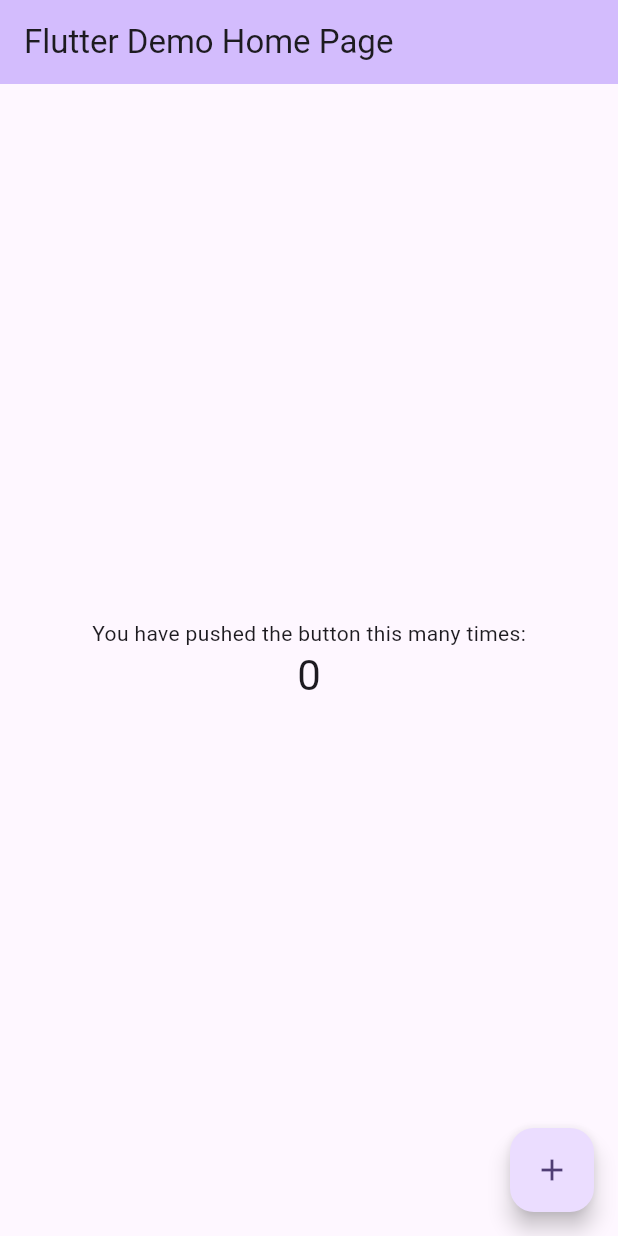
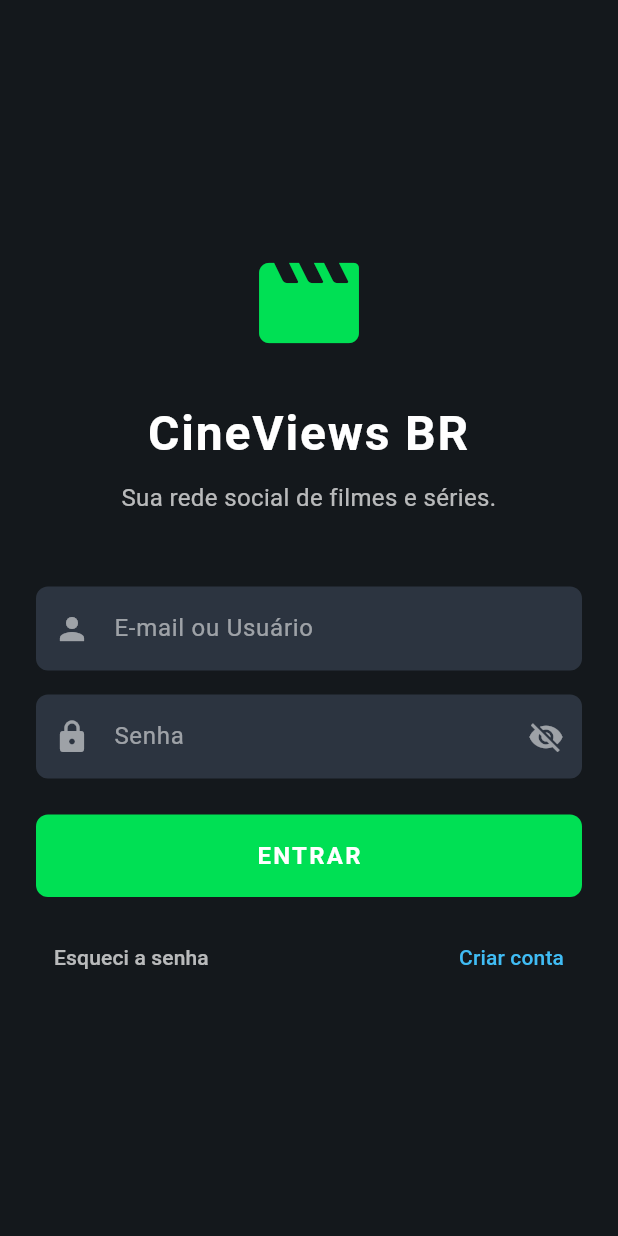
Before and after one commit to SergioConstructor/flutter_cineveiws_br, a Flutter app: the screen it shows after launch, on a phone screen of 412 x 824 dp. Run offline on Flutter 3.47's test engine with Material 3 defaults, Android fonts, the phone set to English and light mode, and no system bars.

Commit message:
Tela de Login Criada e testanto Widgets

```diff
--- a/lib/main.dart
+++ b/lib/main.dart
@@ -1,4 +1,5 @@
 import 'package:flutter/material.dart';
+import 'screens/tela_login.dart';
 
 void main() {
   runApp(const MyApp());
@@ -7,116 +8,19 @@ void main() {
 class MyApp extends StatelessWidget {
   const MyApp({super.key});
 
-  // This widget is the root of your application.
   @override
   Widget build(BuildContext context) {
     return MaterialApp(
-      title: 'Flutter Demo',
+      title: 'CineViews BR',
+      debugShowCheckedModeBanner: false,
       theme: ThemeData(
-        // This is the theme of your application.
-        //
-        // TRY THIS: Try running your application with "flutter run". You'll see
-        // the application has a purple toolbar. Then, without quitting the app,
-        // try changing the seedColor in the colorScheme below to Colors.green
-        // and then invoke "hot reload" (save your changes or press the "hot
-        // reload" button in a Flutter-supported IDE, or press "r" if you used
-        // the command line to start the app).
-        //
-        // Notice that the counter didn't reset back to zero; the application
-        // state is not lost during the reload. To reset the state, use hot
-        // restart instead.
-        //
-        // This works for code too, not just values: Most code changes can be
-        // tested with just a hot reload.
-        colorScheme: .fromSeed(seedColor: Colors.deepPurple),
+        colorScheme: ColorScheme.fromSeed(
+          seedColor: const Color(0xFF00E054),
+          brightness: Brightness.dark,
+        ),
+        useMaterial3: true,
       ),
-      home: const MyHomePage(title: 'Flutter Demo Home Page'),
+      home: const LoginScreen(),
     );
   }
 }
-
-class MyHomePage extends StatefulWidget {
-  const MyHomePage({super.key, required this.title});
-
-  // This widget is the home page of your application. It is stateful, meaning
-  // that it has a State object (defined below) that contains fields that affect
-  // how it looks.
-
-  // This class is the configuration for the state. It holds the values (in this
-  // case the title) provided by the parent (in this case the App widget) and
-  // used by the build method of the State. Fields in a Widget subclass are
-  // always marked "final".
-
-  final String title;
-
-  @override
-  State<MyHomePage> createState() => _MyHomePageState();
-}
-
-class _MyHomePageState extends State<MyHomePage> {
-  int _counter = 0;
-
-  void _incrementCounter() {
-    setState(() {
-      // This call to setState tells the Flutter framework that something has
-      // changed in this State, which causes it to rerun the build method below
-      // so that the display can reflect the updated values. If we changed
-      // _counter without calling setState(), then the build method would not be
-      // called again, and so nothing would appear to happen.
-      _counter++;
-    });
-  }
-
-  @override
-  Widget build(BuildContext context) {
-    // This method is rerun every time setState is called, for instance as done
-    // by the _incrementCounter method above.
-    //
-    // The Flutter framework has been optimized to make rerunning build methods
-    // fast, so that you can just rebuild anything that needs updating rather
-    // than having to individually change instances of widgets.
-    return Scaffold(
-      appBar: AppBar(
-        // TRY THIS: Try changing the color here to a specific color (to
-        // Colors.amber, perhaps?) and trigger a hot reload to see the AppBar
-        // change color while the other colors stay the same.
-        backgroundColor: Theme.of(context).colorScheme.inversePrimary,
-        // Here we take the value from the MyHomePage object that was created by
-        // the App.build method, and use it to set our appbar title.
-        title: Text(widget.title),
-      ),
-      body: Center(
-        // Center is a layout widget. It takes a single child and positions it
-        // in the middle of the parent.
-        child: Column(
-          // Column is also a layout widget. It takes a list of children and
-          // arranges them vertically. By default, it sizes itself to fit its
-          // children horizontally, and tries to be as tall as its parent.
-          //
-          // Column has various properties to control how it sizes itself and
-          // how it positions its children. Here we use mainAxisAlignment to
-          // center the children vertically; the main axis here is the vertical
-          // axis because Columns are vertical (the cross axis would be
-          // horizontal).
-          //
-          // TRY THIS: Invoke "debug painting" (choose the "Toggle Debug Paint"
-          // action in the IDE, or press "p" in the console), to see the
-          // wireframe for each widget.
-          mainAxisAlignment: .center,
-          children: [
-            const Text('You have pushed the button this many times:'),
-            Text(
-              '$_counter',
-              style: Theme.of(context).textTheme.headlineMedium,
-            ),
-          ],
-        ),
-      ),
-      floatingActionButton: FloatingActionButton(
-        onPressed: _incrementCounter,
-        tooltip: 'Increment',
-        child: const Icon(Icons.add),
-      ),
-    );
-  }
-}
--- /dev/null
+++ b/lib/screens/tela_login.dart
@@ -0,0 +1,166 @@
+import 'package:flutter/material.dart';
+
+class LoginScreen extends StatefulWidget {
+  const LoginScreen({super.key});
+
+  @override
+  State<LoginScreen> createState() => _LoginScreenState();
+}
+
+class _LoginScreenState extends State<LoginScreen> {
+  final _emailController = TextEditingController();
+  final _passwordController = TextEditingController();
+  bool _isPasswordVisible = false;
+
+  @override
+  void dispose() {
+    _emailController.dispose();
+    _passwordController.dispose();
+    super.dispose();
+  }
+
+  @override
+  Widget build(BuildContext context) {
+    return Scaffold(
+      backgroundColor: const Color(0xFF14181C), // Letterboxd-like dark background
+      body: SafeArea(
+        child: Center(
+          child: SingleChildScrollView(
+            padding: const EdgeInsets.all(24.0),
+            child: Column(
+              mainAxisAlignment: MainAxisAlignment.center,
+              crossAxisAlignment: CrossAxisAlignment.stretch,
+              children: [
+                // Logo or Icon
+                const Icon(
+                  Icons.movie_creation_rounded,
+                  size: 80,
+                  color: Color(0xFF00E054), // Letterboxd-like green accent
+                ),
+                const SizedBox(height: 24),
+                const Text(
+                  'CineViews BR',
+                  textAlign: TextAlign.center,
+                  style: TextStyle(
+                    fontSize: 32,
+                    fontWeight: FontWeight.bold,
+                    color: Colors.white,
+                    letterSpacing: 1.2,
+                  ),
+                ),
+                const SizedBox(height: 8),
+                const Text(
+                  'Sua rede social de filmes e séries.',
+                  textAlign: TextAlign.center,
+                  style: TextStyle(
+                    fontSize: 16,
+                    color: Colors.white70,
+                  ),
+                ),
+                const SizedBox(height: 48),
+
+                // Email Input
+                TextField(
+                  controller: _emailController,
+                  style: const TextStyle(color: Colors.white),
+                  keyboardType: TextInputType.emailAddress,
+                  decoration: InputDecoration(
+                    labelText: 'E-mail ou Usuário',
+                    labelStyle: const TextStyle(color: Colors.white54),
+                    filled: true,
+                    fillColor: const Color(0xFF2C3440),
+                    border: OutlineInputBorder(
+                      borderRadius: BorderRadius.circular(8.0),
+                      borderSide: BorderSide.none,
+                    ),
+                    prefixIcon: const Icon(Icons.person, color: Colors.white54),
+                  ),
+                ),
+                const SizedBox(height: 16),
+
+                // Password Input
+                TextField(
+                  controller: _passwordController,
+                  style: const TextStyle(color: Colors.white),
+                  obscureText: !_isPasswordVisible,
+                  decoration: InputDecoration(
+                    labelText: 'Senha',
+                    labelStyle: const TextStyle(color: Colors.white54),
+                    filled: true,
+                    fillColor: const Color(0xFF2C3440),
+                    border: OutlineInputBorder(
+                      borderRadius: BorderRadius.circular(8.0),
+                      borderSide: BorderSide.none,
+                    ),
+                    prefixIcon: const Icon(Icons.lock, color: Colors.white54),
+                    suffixIcon: IconButton(
+                      icon: Icon(
+                        _isPasswordVisible ? Icons.visibility : Icons.visibility_off,
+                        color: Colors.white54,
+                      ),
+                      onPressed: () {
+                        setState(() {
+                          _isPasswordVisible = !_isPasswordVisible;
+                        });
+                      },
+                    ),
+                  ),
+                ),
+                const SizedBox(height: 24),
+
+                // Login Button
+                ElevatedButton(
+                  onPressed: () {
+                    // TODO: Implement login logic
+                    ScaffoldMessenger.of(context).showSnackBar(
+                      const SnackBar(content: Text('Login em desenvolvimento')),
+                    );
+                  },
+                  style: ElevatedButton.styleFrom(
+                    backgroundColor: const Color(0xFF00E054), // Green accent
+                    foregroundColor: Colors.white,
+                    padding: const EdgeInsets.symmetric(vertical: 16),
+                    shape: RoundedRectangleBorder(
+                      borderRadius: BorderRadius.circular(8.0),
+                    ),
+                    elevation: 0,
+                  ),
+                  child: const Text(
+                    'ENTRAR',
+                    style: TextStyle(
+                      fontSize: 16,
+                      fontWeight: FontWeight.bold,
+                      letterSpacing: 1.5,
+                    ),
+                  ),
+                ),
+                const SizedBox(height: 16),
+
+                // Forgot Password / Create Account
+                Row(
+                  mainAxisAlignment: MainAxisAlignment.spaceBetween,
+                  children: [
+                    TextButton(
+                      onPressed: () {},
+                      child: const Text(
+                        'Esqueci a senha',
+                        style: TextStyle(color: Colors.white70),
+                      ),
+                    ),
+                    TextButton(
+                      onPressed: () {},
+                      child: const Text(
+                        'Criar conta',
+                        style: TextStyle(color: Color(0xFF40BCF4)), // Blue accent
+                      ),
+                    ),
+                  ],
+                ),
+              ],
+            ),
+          ),
+        ),
+      ),
+    );
+  }
+}
```
Also changed, not shown: 1 other file.
